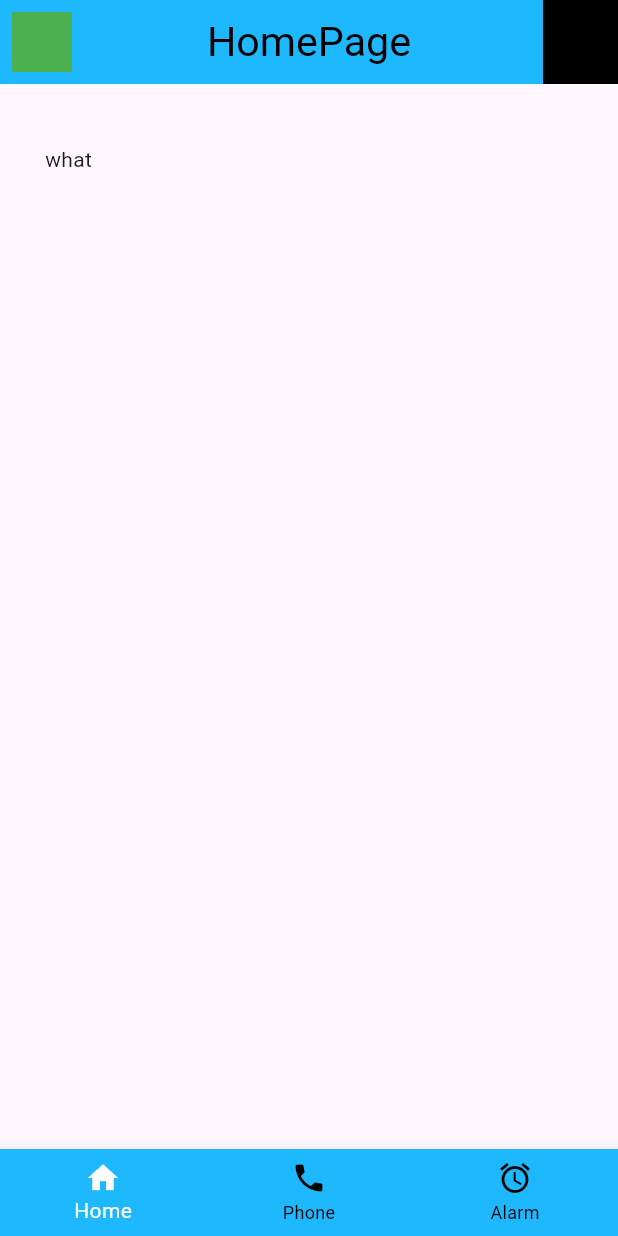
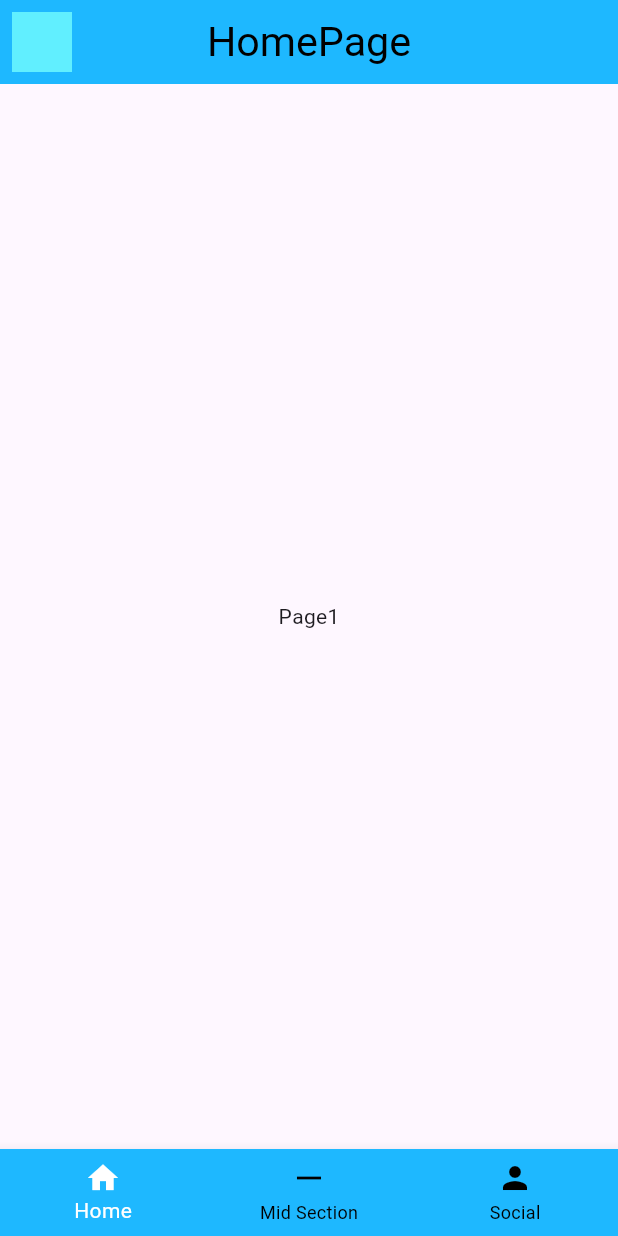
Before and after one commit to Imkelis/HavenHaus, a Flutter app: the screen it shows after launch, on a phone screen of 412 x 824 dp. Run offline on Flutter 3.47's test engine with Material 3 defaults, Android fonts, the phone set to English and light mode, and no system bars.

Commit message:
Cleaned up the nav bar a bit, and made it more functional by making it open pages. Changed the way pages are loaded. Made the main page more of a frame where other pages are loaded. Changed some colors

```diff
--- a/lib/pages/home.dart
+++ b/lib/pages/home.dart
@@ -11,25 +11,28 @@ class HomePage extends StatefulWidget {
 class _HomePageState extends State<HomePage> {
   int myIndex = 0;
 
+  //List of pages my app uses / will use.
+  final List<Widget> pageList = [
+    Center(child: Text("Page1")),
+    Center(child: Text("Page2")),
+    Profile(),
+  ];
+
   @override
   Widget build(BuildContext context) {
     final screenHeight = MediaQuery.of(context).size.height;
+
     return Scaffold(
       appBar: appBar(context),
-      body: Column(
-        children: [
-          Container(
-            margin: EdgeInsets.only(left: 30, right: 30, top: 40),
-            // height: screenHeight * .15,
-            // color: Colors.blue,
-            child: Text('what'),
-          ),
-        ],
-      ),
+      //Paints the children pages onto the screen
+      body: IndexedStack(index: myIndex, children: pageList),
+
+      //This sets the navigation bar at the bottom of the screen
       bottomNavigationBar: BottomNavigationBar(
         unselectedItemColor: Colors.black,
         selectedItemColor: Colors.white,
         backgroundColor: const Color.fromARGB(255, 30, 184, 255),
+
         onTap: (index) {
           setState(() {
             myIndex = index;
@@ -38,13 +41,17 @@ class _HomePageState extends State<HomePage> {
         currentIndex: myIndex,
         items: [
           BottomNavigationBarItem(icon: Icon(Icons.home), label: "Home"),
-          BottomNavigationBarItem(icon: Icon(Icons.phone), label: "Phone"),
-          BottomNavigationBarItem(icon: Icon(Icons.alarm), label: "Alarm"),
+          BottomNavigationBarItem(
+            icon: Icon(Icons.horizontal_rule),
+            label: "Mid Section",
+          ),
+          BottomNavigationBarItem(icon: Icon(Icons.person), label: "Social"),
         ],
       ),
     );
   }
 
+  //This sets the top bar of the screen
   AppBar appBar(BuildContext context) {
     return AppBar(
       backgroundColor: const Color.fromARGB(255, 30, 184, 255),
@@ -55,23 +62,18 @@ class _HomePageState extends State<HomePage> {
       ),
       centerTitle: true,
 
-      //There is definetly a better way of doing this. My current aim is to figure out how to make this better.
       leading: IconButton(
-        onPressed: () => Navigator.of(
-          context,
-        ).push(MaterialPageRoute(builder: (context) => const Profile())),
-        icon: Container(decoration: BoxDecoration(color: Colors.green)),
-      ),
-      actions: [
-        GestureDetector(
-          onTap: () => Profile(),
-          child: Container(
-            decoration: BoxDecoration(color: Colors.black),
-            width: 50,
-            alignment: Alignment.center,
+        onPressed: () {
+          setState(() {
+            myIndex = 2;
+          });
+        },
+        icon: Container(
+          decoration: BoxDecoration(
+            color: const Color.fromARGB(255, 97, 239, 255),
           ),
         ),
-      ],
+      ),
     );
   }
 }
```
Also changed, not shown: lib/pages/profile.dart (+17 -17 lines).
